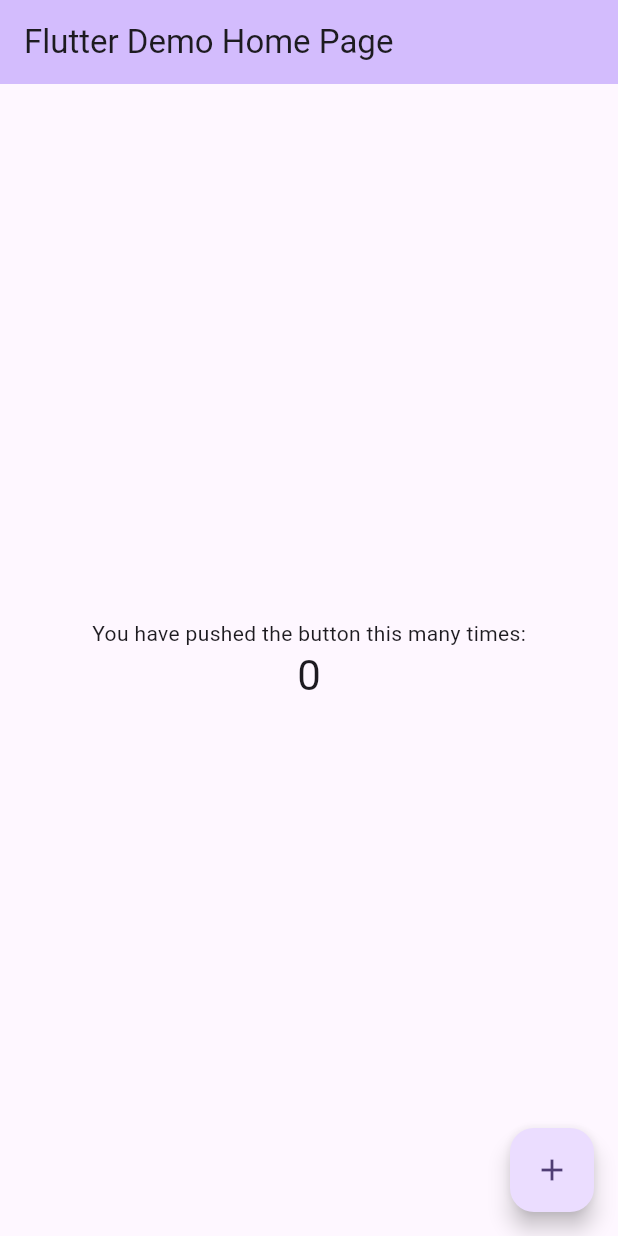
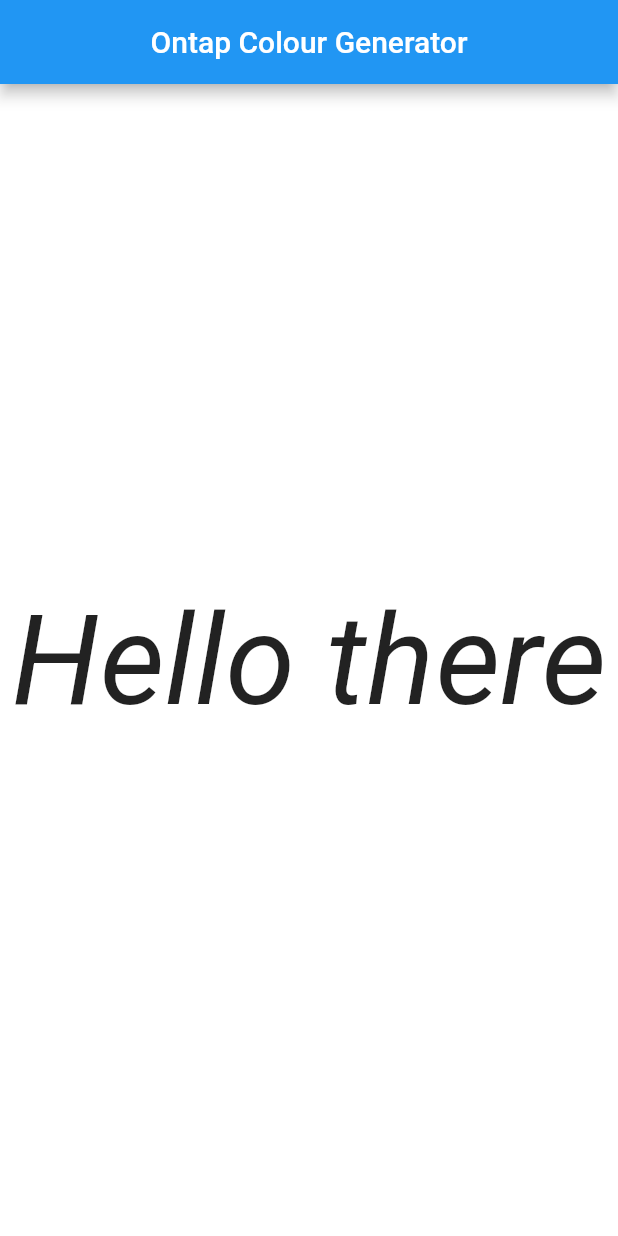
Before and after one commit to adamfistival/SolidColour, a Flutter app: the screen it shows after launch, on a phone screen of 412 x 824 dp. Run offline on Flutter 3.47's test engine with Material 2 defaults, Android fonts, the phone set to English and light mode, and no system bars.

Commit message:
task to commit

```diff
--- /dev/null
+++ b/lib/features/color_changer/models/random_colour_generator.dart
@@ -0,0 +1,21 @@
+import 'dart:math';
+import 'package:flutter/material.dart';
+
+/// A class that generates random colors.
+class RandomColourGenerator {
+  final Random _random = Random();
+
+  /// Generates a random color using the RGB color space.
+  ///
+  /// Returns a [Color] object with random red, green, and blue values.
+  Color generateRandomColor() {
+    const int rgbValue = 256;
+
+    return Color.fromRGBO(
+      _random.nextInt(rgbValue),
+      _random.nextInt(rgbValue),
+      _random.nextInt(rgbValue),
+      1,
+    );
+  }
+}
--- /dev/null
+++ b/lib/features/color_changer/viewmodels/colour_changer_viewmodel.dart
@@ -0,0 +1,28 @@
+import 'package:flutter/material.dart';
+import 'package:solidcolour/features/color_changer/models/random_colour_generator.dart';
+
+/// handles color generation logic for views that require random colors.
+///
+/// This class extends [ChangeNotifier] to notify listeners when a change occurs
+class ColourChangerViewModel extends ChangeNotifier {
+  final RandomColourGenerator _colorGenerator;
+  Color? _currentColor;
+
+  /// Get the current color.
+  Color? get currentColor => _currentColor;
+
+  /// Creates an instance of [ColourChangerViewModel]
+  ///
+  /// Takes a [RandomColourGenerator] as a parameter
+  ColourChangerViewModel({required RandomColourGenerator colorGenerator})
+      : _colorGenerator = colorGenerator,
+        _currentColor = Colors.white;
+
+  /// Requests a new random color from the [RandomColourGenerator].
+  ///
+  /// Whenever a new color is generated, all listeners are notified.
+  void generateNewColor() {
+    _currentColor = _colorGenerator.generateRandomColor();
+    notifyListeners();
+  }
+}
--- /dev/null
+++ b/lib/features/color_changer/views/colour_change_screen.dart
@@ -0,0 +1,57 @@
+import 'package:flutter/material.dart';
+import 'package:provider/provider.dart';
+import 'package:solidcolour/features/color_changer/viewmodels/colour_changer_viewmodel.dart';
+
+/// `ColourChangeScreen` is a stateless widget that serves as the View in the
+/// Model-View-ViewModel (MVVM) architecture of the application.
+///
+/// This widget is responsible for displaying a screen with a background color
+/// that changes every time the user interacts with it.
+///
+/// The `ColourChangeScreen` uses a `Consumer` of `ColorChangerViewModel` to
+/// listen for changes in the color and rebuild itself whenever the color
+/// changes.
+///
+/// The user can change the color by tapping anywhere on the screen. This
+/// interaction triggers the `generateNewColor` method of the
+/// `ColorChangerViewModel`, which generates a new color and notifies the
+/// listeners of the change.
+///
+/// The `AnimatedContainer` widget is used to smoothly transition between
+/// colors. The duration of the animation is set to 300 milliseconds.
+///
+/// The `GestureDetector` widget is used to detect tap events and trigger the
+/// color change.
+///
+/// The `AppBar` contains a centered title that reads 'Ontap Colour Generator'.
+class ColourChangeScreen extends StatelessWidget {
+  @override
+  Widget build(BuildContext context) {
+    return Scaffold(
+      appBar: AppBar(
+        title: const Center(child: Text('Ontap Colour Generator')),
+      ),
+      body: Center(
+        child: Consumer<ColourChangerViewModel>(
+          builder: (context, viewModel, _) => GestureDetector(
+            onTap: viewModel.generateNewColor,
+            child: AnimatedContainer(
+              duration: const Duration(milliseconds: 300),
+              width: double.infinity,
+              height: double.infinity,
+              color: viewModel.currentColor, // Update the color property
+              child: const Center(
+                child: Text(
+                  "Hello there",
+                  textScaleFactor: 6,
+                  textAlign: TextAlign.center,
+                  style: TextStyle(fontStyle: FontStyle.italic),
+                ),
+              ),
+            ),
+          ),
+        ),
+      ),
+    );
+  }
+}
--- a/lib/main.dart
+++ b/lib/main.dart
@@ -1,125 +1,24 @@
 import 'package:flutter/material.dart';
+import 'package:provider/provider.dart';
+import 'package:solidcolour/features/color_changer/models/random_colour_generator.dart';
+import 'package:solidcolour/features/color_changer/viewmodels/colour_changer_viewmodel.dart';
+import 'package:solidcolour/features/color_changer/views/colour_change_screen.dart';
 
 void main() {
-  runApp(const MyApp());
+  runApp(Main());
 }
 
-class MyApp extends StatelessWidget {
-  const MyApp({super.key});
-
-  // This widget is the root of your application.
+/// The root widget of the application.
+class Main extends StatelessWidget {
   @override
   Widget build(BuildContext context) {
-    return MaterialApp(
-      title: 'Flutter Demo',
-      theme: ThemeData(
-        // This is the theme of your application.
-        //
-        // TRY THIS: Try running your application with "flutter run". You'll see
-        // the application has a blue toolbar. Then, without quitting the app,
-        // try changing the seedColor in the colorScheme below to Colors.green
-        // and then invoke "hot reload" (save your changes or press the "hot
-        // reload" button in a Flutter-supported IDE, or press "r" if you used
-        // the command line to start the app).
-        //
-        // Notice that the counter didn't reset back to zero; the application
-        // state is not lost during the reload. To reset the state, use hot
-        // restart instead.
-        //
-        // This works for code too, not just values: Most code changes can be
-        // tested with just a hot reload.
-        colorScheme: ColorScheme.fromSeed(seedColor: Colors.deepPurple),
-        useMaterial3: true,
+    return ChangeNotifierProvider(
+      create: (context) => ColourChangerViewModel(
+        colorGenerator: RandomColourGenerator(),
       ),
-      home: const MyHomePage(title: 'Flutter Demo Home Page'),
+      child: MaterialApp(
+        home: ColourChangeScreen(),
+      ),
     );
   }
 }
-
-class MyHomePage extends StatefulWidget {
-  const MyHomePage({super.key, required this.title});
-
-  // This widget is the home page of your application. It is stateful, meaning
-  // that it has a State object (defined below) that contains fields that affect
-  // how it looks.
-
-  // This class is the configuration for the state. It holds the values (in this
-  // case the title) provided by the parent (in this case the App widget) and
-  // used by the build method of the State. Fields in a Widget subclass are
-  // always marked "final".
-
-  final String title;
-
-  @override
-  State<MyHomePage> createState() => _MyHomePageState();
-}
-
-class _MyHomePageState extends State<MyHomePage> {
-  int _counter = 0;
-
-  void _incrementCounter() {
-    setState(() {
-      // This call to setState tells the Flutter framework that something has
-      // changed in this State, which causes it to rerun the build method below
-      // so that the display can reflect the updated values. If we changed
-      // _counter without calling setState(), then the build method would not be
-      // called again, and so nothing would appear to happen.
-      _counter++;
-    });
-  }
-
-  @override
-  Widget build(BuildContext context) {
-    // This method is rerun every time setState is called, for instance as done
-    // by the _incrementCounter method above.
-    //
-    // The Flutter framework has been optimized to make rerunning build methods
-    // fast, so that you can just rebuild anything that needs updating rather
-    // than having to individually change instances of widgets.
-    return Scaffold(
-      appBar: AppBar(
-        // TRY THIS: Try changing the color here to a specific color (to
-        // Colors.amber, perhaps?) and trigger a hot reload to see the AppBar
-        // change color while the other colors stay the same.
-        backgroundColor: Theme.of(context).colorScheme.inversePrimary,
-        // Here we take the value from the MyHomePage object that was created by
-        // the App.build method, and use it to set our appbar title.
-        title: Text(widget.title),
-      ),
-      body: Center(
-        // Center is a layout widget. It takes a single child and positions it
-        // in the middle of the parent.
-        child: Column(
-          // Column is also a layout widget. It takes a list of children and
-          // arranges them vertically. By default, it sizes itself to fit its
-          // children horizontally, and tries to be as tall as its parent.
-          //
-          // Column has various properties to control how it sizes itself and
-          // how it positions its children. Here we use mainAxisAlignment to
-          // center the children vertically; the main axis here is the vertical
-          // axis because Columns are vertical (the cross axis would be
-          // horizontal).
-          //
-          // TRY THIS: Invoke "debug painting" (choose the "Toggle Debug Paint"
-          // action in the IDE, or press "p" in the console), to see the
-          // wireframe for each widget.
-          mainAxisAlignment: MainAxisAlignment.center,
-          children: <Widget>[
-            const Text(
-              'You have pushed the button this many times:',
-            ),
-            Text(
-              '$_counter',
-              style: Theme.of(context).textTheme.headlineMedium,
-            ),
-          ],
-        ),
-      ),
-      floatingActionButton: FloatingActionButton(
-        onPressed: _incrementCounter,
-        tooltip: 'Increment',
-        child: const Icon(Icons.add),
-      ), // This trailing comma makes auto-formatting nicer for build methods.
-    );
-  }
-}
```
Also changed, not shown: pubspec.yaml (+4 -12 lines), pubspec.lock, 3 other files.
